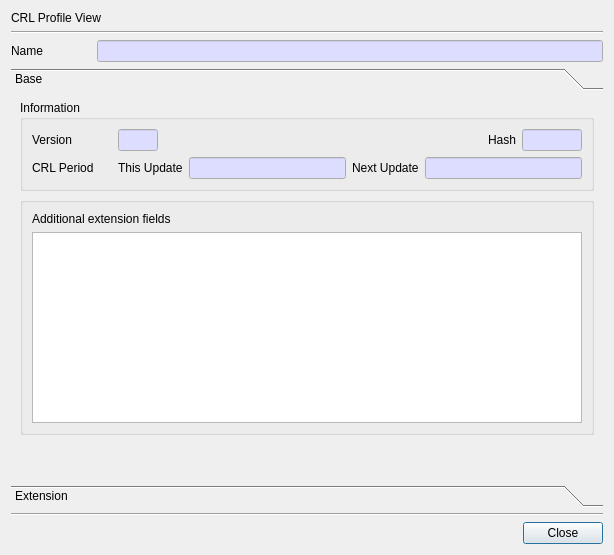
This is CertMan/view_crl_profile_dlg.ui in jykim74/CertMan as Qt 5 draws it before an edit. The edited form follows.
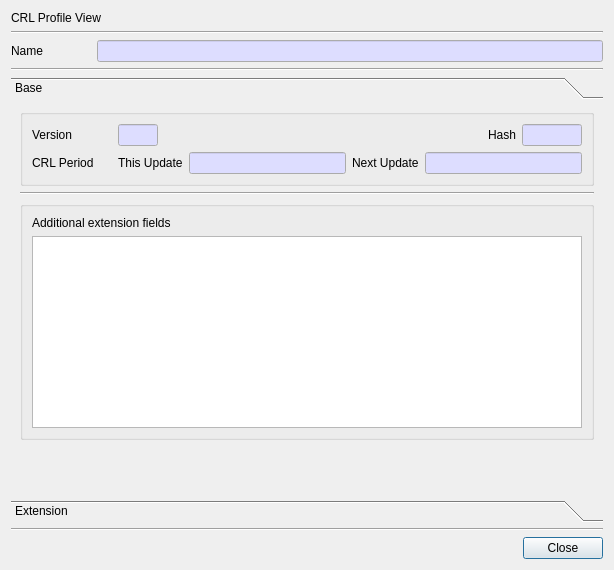
This is the edited form. The open tabs and pages were chosen to show the change.

What changed in the file:
```diff
--- a/CertMan/view_crl_profile_dlg.ui
+++ b/CertMan/view_crl_profile_dlg.ui
@@ -7,7 +7,7 @@
     <x>0</x>
     <y>0</y>
     <width>614</width>
-    <height>555</height>
+    <height>570</height>
    </rect>
   </property>
   <property name="minimumSize">
@@ -91,6 +91,13 @@
      </item>
     </layout>
    </item>
+   <item>
+    <widget class="Line" name="line_7">
+     <property name="orientation">
+      <enum>Qt::Horizontal</enum>
+     </property>
+    </widget>
+   </item>
    <item>
     <widget class="QToolBox" name="mProfileToolBox">
      <property name="sizePolicy">
@@ -116,8 +123,8 @@
        <rect>
         <x>0</x>
         <y>0</y>
-        <width>596</width>
-        <height>385</height>
+        <width>590</width>
+        <height>350</height>
        </rect>
       </property>
       <attribute name="label">
@@ -127,7 +134,7 @@
        <item>
         <widget class="QGroupBox" name="groupBox">
          <property name="title">
-          <string>Information</string>
+          <string/>
          </property>
          <layout class="QVBoxLayout" name="verticalLayout_3">
           <property name="leftMargin">
@@ -367,6 +374,13 @@
          </layout>
         </widget>
        </item>
+       <item>
+        <widget class="Line" name="line_6">
+         <property name="orientation">
+          <enum>Qt::Horizontal</enum>
+         </property>
+        </widget>
+       </item>
        <item>
         <widget class="QGroupBox" name="mExtensionsGroup">
          <property name="title">
```
Left out of the diff: 6 changed lines with no effect on the pictures.
